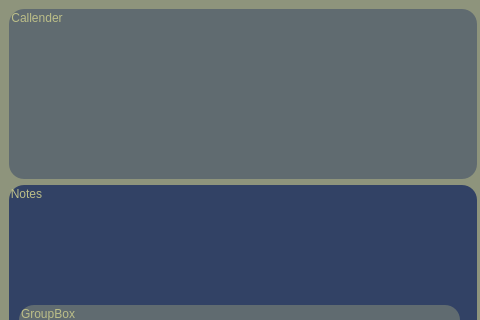
Qt form AgileAgenda/plannerpage.ui (AmirHossienAfshar/AgileAgenda) before a commit; both pictures show x 0 to 480 and y 0 to 320 of the 960 by 758 pixel window.
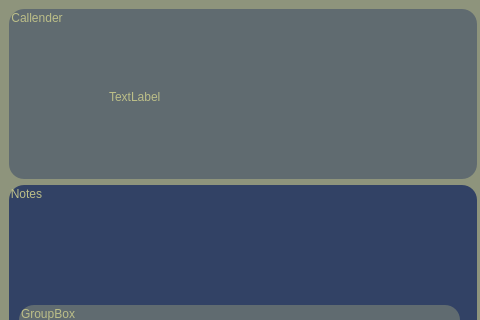
The same form after that commit.

What changed in the file:
```diff
--- a/AgileAgenda/plannerpage.ui
+++ b/AgileAgenda/plannerpage.ui
@@ -42,6 +42,19 @@
       <property name="title">
        <string>Callender</string>
       </property>
+      <widget class="QLabel" name="label">
+       <property name="geometry">
+        <rect>
+         <x>100</x>
+         <y>80</y>
+         <width>221</width>
+         <height>16</height>
+        </rect>
+       </property>
+       <property name="text">
+        <string>TextLabel</string>
+       </property>
+      </widget>
      </widget>
     </item>
     <item row="0" column="1" rowspan="2">
```
